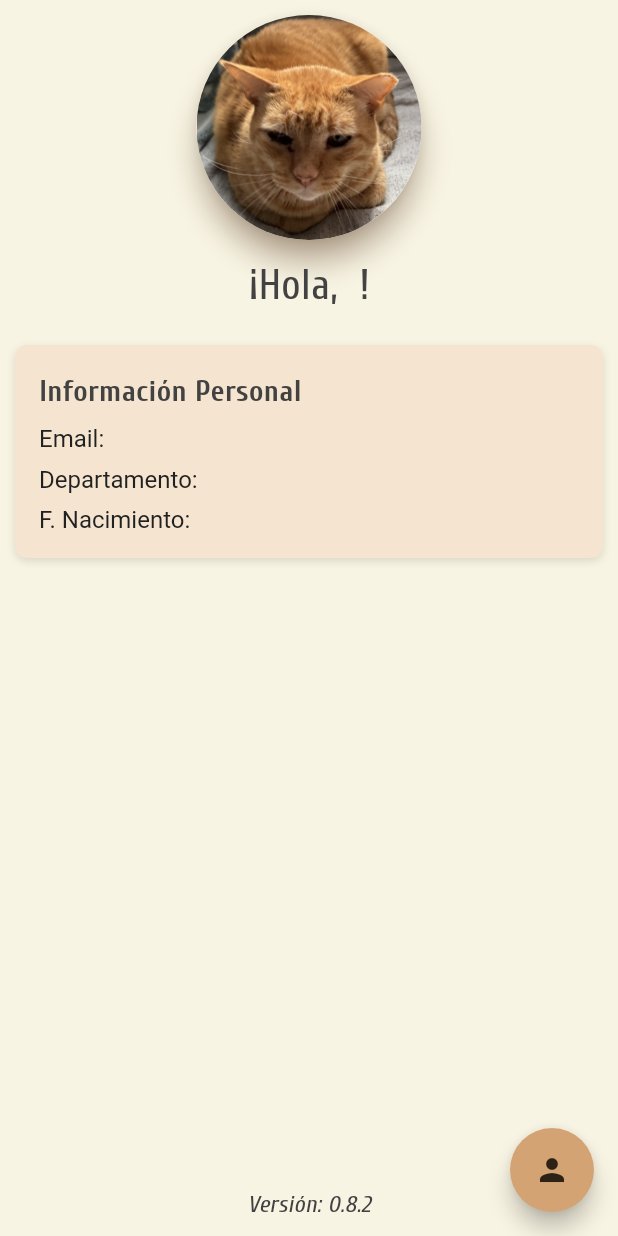
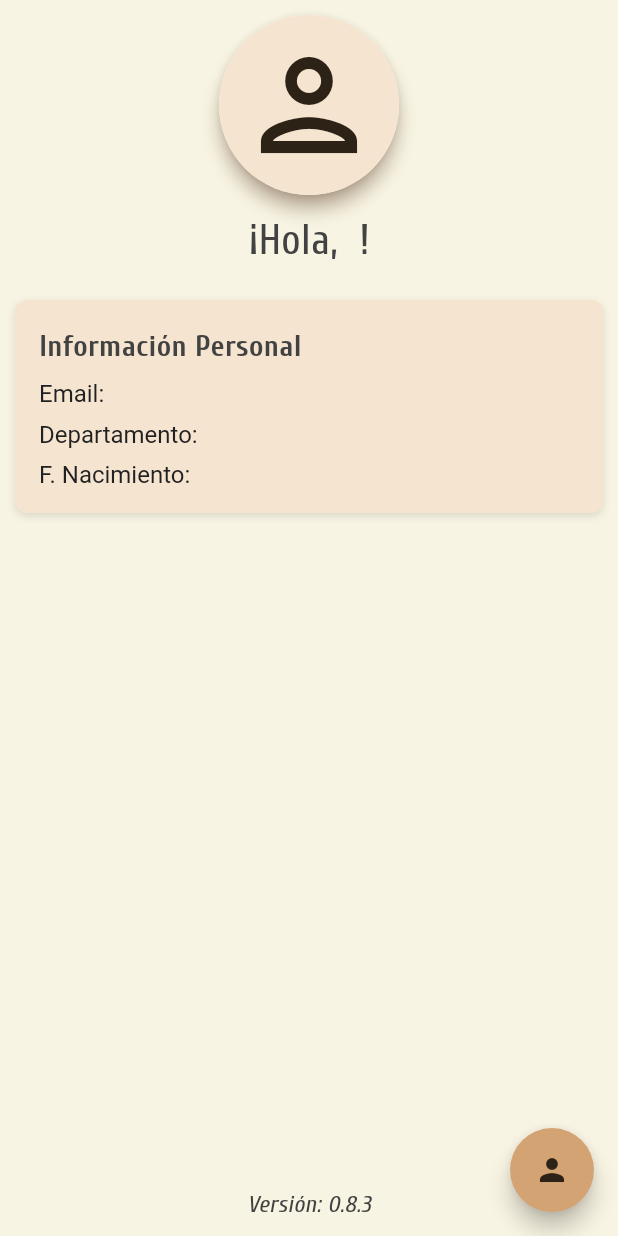
Before and after one commit to lenonay/hbd-app, a Flutter app: the ProfileViewer screen opened directly with empty values, on a phone screen of 412 x 824 dp. Run offline on Flutter 3.47's test engine with Material 3 defaults, Android fonts, the phone set to English and light mode, and no system bars; drawn by our look-alikes of flutter_speed_dial; our stand-ins replace cookie_jar, dio, dio_cookie_manager, flutter_dotenv, internet_connection_checker_plus, shared_preferences; accounts and stored records are empty; network calls fail; statements that could not run were skipped.

Commit message:
Fix: User pfp now is a unisex icon

```diff
--- a/lib/screens/profile_screen.dart
+++ b/lib/screens/profile_screen.dart
@@ -178,12 +178,12 @@ class ProfileViewer extends StatelessWidget {
             crossAxisAlignment: CrossAxisAlignment.center,
             children: [
               Material(
-                elevation: 8,
+                elevation: 5,
                 shape: CircleBorder(),
                 shadowColor: AppColors.primaryShade20,
                 child: CircleAvatar(
-                  radius: 75, // 150/2
-                  backgroundImage: AssetImage("assets/images/pfp.jpg"),
+                  radius: 60, // 150/2
+                  child: Icon(Icons.person_outlined, size: 96,)
                 ),
               ),
               SizedBox(height: 10),
```
Also changed, not shown: assets/images/pfp.jpg (deleted), 1 other file.
